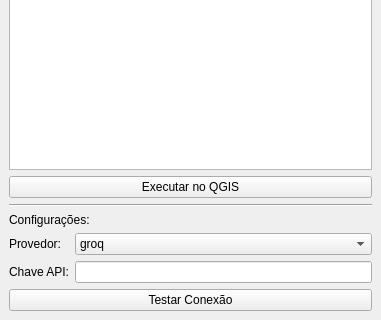
rfammon/Arboria2.0, file multi_llm_qgis_agent/agent_dockwidget_base.ui: the form before one commit; both pictures show x 0 to 381 and y 314 to 634 of the 381 by 634 pixel window.
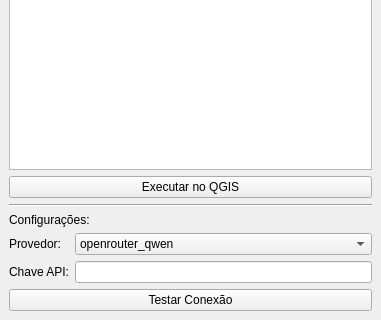
The form after the commit.

```diff
--- a/multi_llm_qgis_agent/agent_dockwidget_base.ui
+++ b/multi_llm_qgis_agent/agent_dockwidget_base.ui
@@ -84,6 +84,16 @@
       </item>
       <item row="0" column="1">
        <widget class="QComboBox" name="comboBoxProvider">
+        <item>
+         <property name="text">
+          <string>openrouter_qwen</string>
+         </property>
+        </item>
+        <item>
+         <property name="text">
+          <string>openrouter_grok</string>
+         </property>
+        </item>
         <item>
          <property name="text">
           <string>groq</string>
```
Left out of the diff: 1 changed line with no effect on the pictures.
